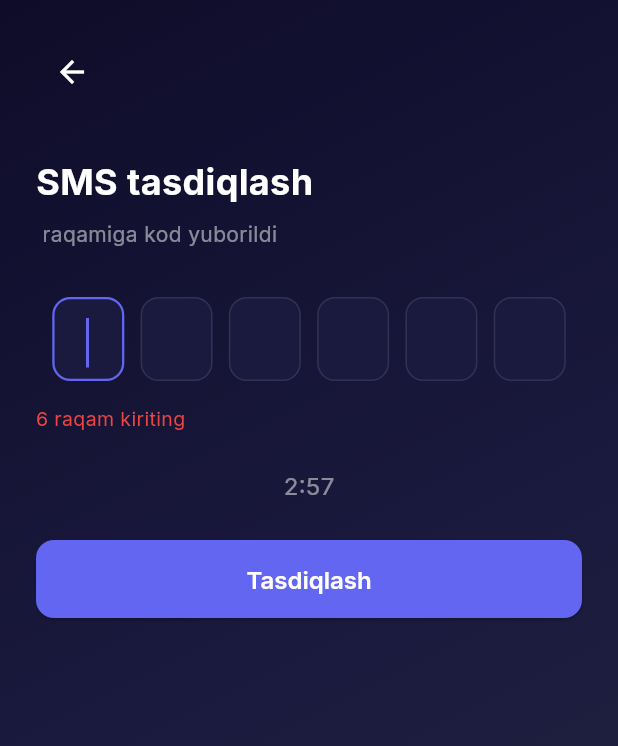
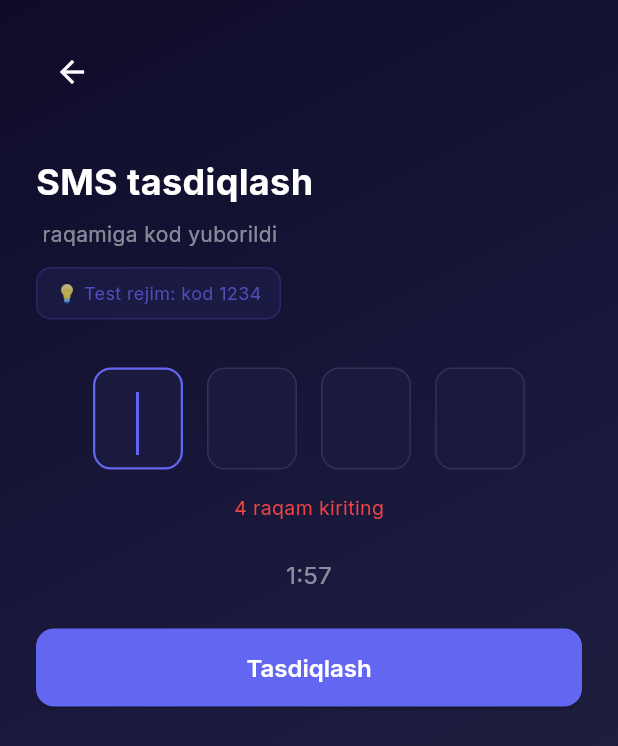
Before and after one commit to Jasurbek414/DriveON, a Flutter app: the OtpScreen screen opened directly with empty values, after a tap on "Tasdiqlash", on a phone screen of 412 x 824 dp. Shown: the top 746 px of the screen. Run offline on Flutter 3.47's test engine with Material 3 defaults, Android fonts, the phone set to English and light mode, and no system bars; our stand-ins replace flutter_secure_storage, go_router, google_fonts; accounts and stored records are empty.

Commit message:
fix: dev mode 4-digit OTP hardcoded as 1234, no SMS needed

```diff
--- a/mobile/lib/screens/otp_screen.dart
+++ b/mobile/lib/screens/otp_screen.dart
@@ -12,11 +12,11 @@ class OtpScreen extends StatefulWidget {
 }
 
 class _OtpScreenState extends State<OtpScreen> {
-  final List<TextEditingController> _ctrls = List.generate(6, (_) => TextEditingController());
-  final List<FocusNode> _nodes = List.generate(6, (_) => FocusNode());
+  final List<TextEditingController> _ctrls = List.generate(4, (_) => TextEditingController());
+  final List<FocusNode> _nodes = List.generate(4, (_) => FocusNode());
   bool _loading = false;
   String? _error;
-  int _timer = 180;
+  int _timer = 120;
 
   @override
   void initState() { super.initState(); _startTimer(); _nodes[0].requestFocus(); }
@@ -33,7 +33,7 @@ class _OtpScreenState extends State<OtpScreen> {
   String get _code => _ctrls.map((c) => c.text).join();
 
   Future<void> _verify() async {
-    if (_code.length < 6) { setState(() => _error = "6 raqam kiriting"); return; }
+    if (_code.length < 4) { setState(() => _error = "4 raqam kiriting"); return; }
     setState(() { _loading = true; _error = null; });
     try {
       await ApiService.verifyOtp(widget.phone, _code);
@@ -59,24 +59,34 @@ class _OtpScreenState extends State<OtpScreen> {
               const Text('SMS tasdiqlash', style: TextStyle(color: Colors.white, fontSize: 24, fontWeight: FontWeight.bold)),
               const SizedBox(height: 8),
               Text('${widget.phone} raqamiga kod yuborildi', style: TextStyle(color: Colors.white.withOpacity(0.5))),
+              const SizedBox(height: 12),
+              // Dev hint
+              Container(
+                padding: const EdgeInsets.symmetric(horizontal: 12, vertical: 8),
+                decoration: BoxDecoration(color: AppColors.primary.withOpacity(0.08), borderRadius: BorderRadius.circular(10), border: Border.all(color: AppColors.primary.withOpacity(0.2))),
+                child: Text('💡 Test rejim: kod 1234', style: TextStyle(color: AppColors.primary.withOpacity(0.7), fontSize: 12)),
+              ),
               const SizedBox(height: 32),
-              Row(mainAxisAlignment: MainAxisAlignment.spaceEvenly, children: List.generate(6, (i) =>
-                SizedBox(width: 48, height: 56, child: TextField(
+              Row(mainAxisAlignment: MainAxisAlignment.center, children: List.generate(4, (i) =>
+                Container(
+                  width: 60, height: 68, margin: EdgeInsets.only(right: i < 3 ? 16 : 0),
+                  child: TextField(
                     controller: _ctrls[i], focusNode: _nodes[i],
                     textAlign: TextAlign.center, maxLength: 1,
                     keyboardType: TextInputType.number,
                     inputFormatters: [FilteringTextInputFormatter.digitsOnly],
-                  style: const TextStyle(color: Colors.white, fontSize: 22, fontWeight: FontWeight.bold),
-                  decoration: InputDecoration(counterText: '', contentPadding: const EdgeInsets.symmetric(vertical: 14)),
+                    style: const TextStyle(color: Colors.white, fontSize: 28, fontWeight: FontWeight.bold),
+                    decoration: InputDecoration(counterText: '', contentPadding: const EdgeInsets.symmetric(vertical: 16)),
                     onChanged: (v) {
-                    if (v.isNotEmpty && i < 5) _nodes[i + 1].requestFocus();
+                      if (v.isNotEmpty && i < 3) _nodes[i + 1].requestFocus();
                       if (v.isEmpty && i > 0) _nodes[i - 1].requestFocus();
-                    if (_code.length == 6) _verify();
+                      if (_code.length == 4) _verify();
                     },
-                )),
+                  ),
+                ),
               )),
               if (_error != null) Padding(padding: const EdgeInsets.only(top: 16),
-                child: Text(_error!, style: const TextStyle(color: AppColors.error, fontSize: 13), textAlign: TextAlign.center)),
+                child: Center(child: Text(_error!, style: const TextStyle(color: AppColors.error, fontSize: 13)))),
               const SizedBox(height: 24),
               Center(child: Text('${_timer ~/ 60}:${(_timer % 60).toString().padLeft(2, '0')}',
                 style: TextStyle(color: _timer > 0 ? Colors.white.withOpacity(0.5) : AppColors.primary, fontSize: 16))),
```
Also changed, not shown: 2 other files. Lines whose indentation alone changed are shown as unchanged.
